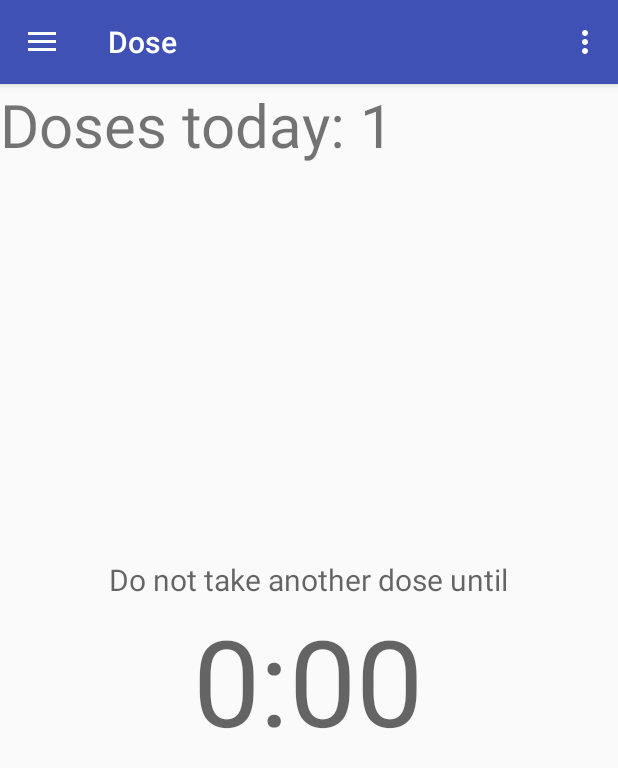
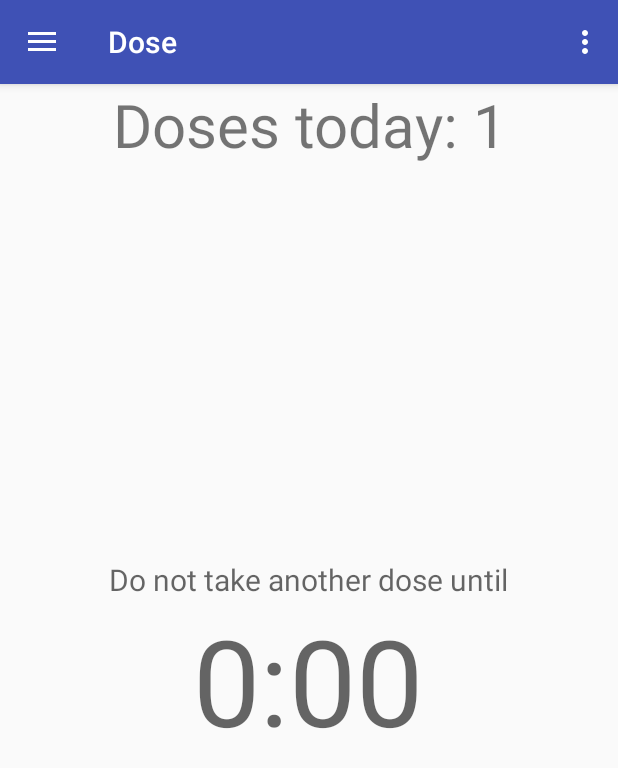
Before and after one commit to heymrspaceman/TurboInhalerDoseCounter, an Android app: the screen it shows after launch (MainActivity), after a tap on "Take dose", on a phone screen of 412 x 824 dp. Shown: the top 768 px of the screen. Run offline under Robolectric (Android 15) with nearby library versions, the phone set to English and light mode, and no system bars.

Commit message:
Dose today text centred

```diff
--- a/app/src/main/res/layout/fragment_dose_taken.xml
+++ b/app/src/main/res/layout/fragment_dose_taken.xml
@@ -11,8 +11,9 @@
         android:layout_height="match_parent">
         <TextView android:id="@+id/dose_message"
             android:layout_weight="1"
-            android:layout_width="wrap_content"
+            android:layout_width="match_parent"
             android:layout_height="wrap_content"
+            android:gravity="center_horizontal"
             android:textSize="40dp"
             android:hint="@string/dose_message"/>
         <RelativeLayout
--- a/app/src/main/res/layout/fragment_main.xml
+++ b/app/src/main/res/layout/fragment_main.xml
@@ -18,6 +18,7 @@
                 android:layout_weight="1"
                 android:layout_width="0dp"
                 android:layout_height="wrap_content"
+                android:gravity="center_horizontal"
                 android:textSize="25dp"
                 android:hint="@string/dose_message_info"/>
         </LinearLayout>
```
